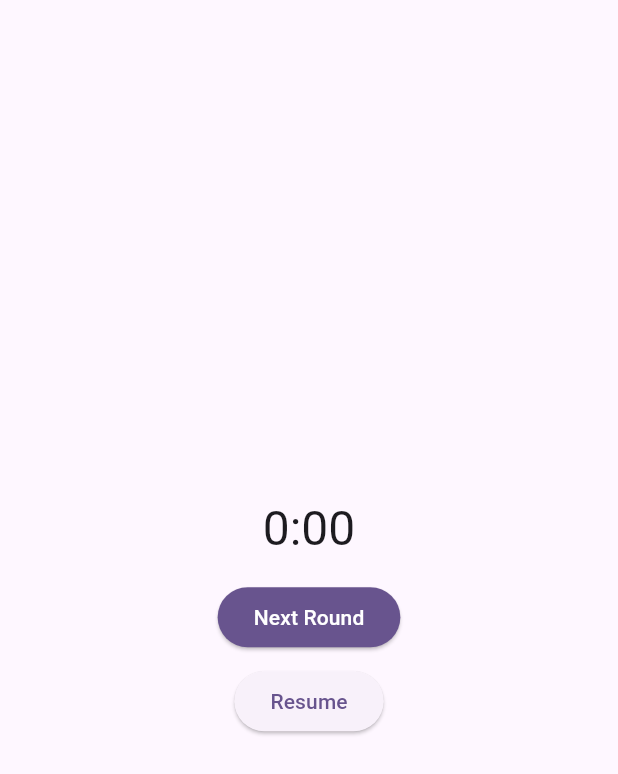
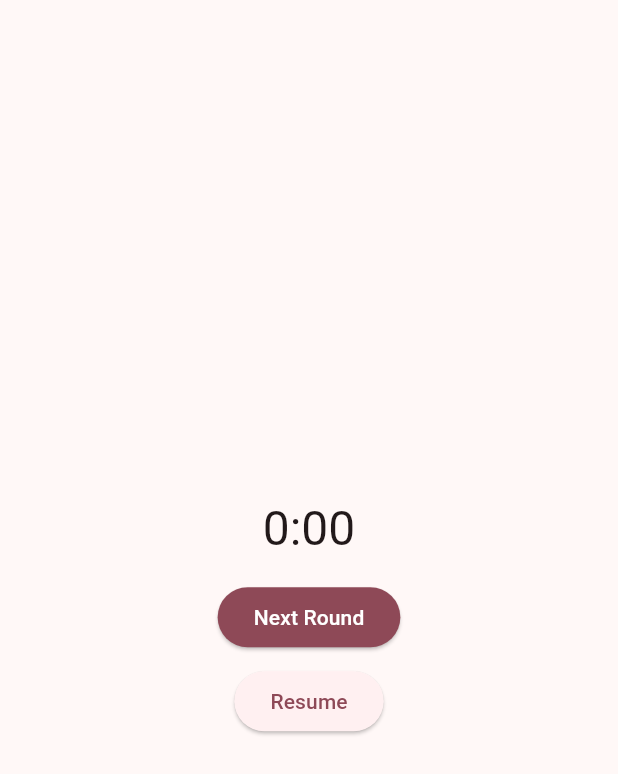
Before and after one commit to polya2005/SKAO-timer-GUI, a Flutter app: the screen it shows after launch, on a phone screen of 412 x 824 dp. Shown: the top 774 px of the screen. Run offline on Flutter 3.47's test engine with Material 3 defaults, Android fonts, the light colour scheme and no system bars; our stand-ins replace audioplayers.

Commit message:
change theme color

```diff
--- a/lib/main.dart
+++ b/lib/main.dart
@@ -19,7 +19,7 @@ class MyApp extends StatelessWidget {
       child: MaterialApp(
         title: 'Flutter Demo',
         theme: ThemeData(
-          colorScheme: ColorScheme.fromSeed(seedColor: Colors.deepPurple),
+          colorScheme: ColorScheme.fromSeed(seedColor: Colors.pink),
           useMaterial3: true,
         ),
         home: const MyHomePage(),
```
